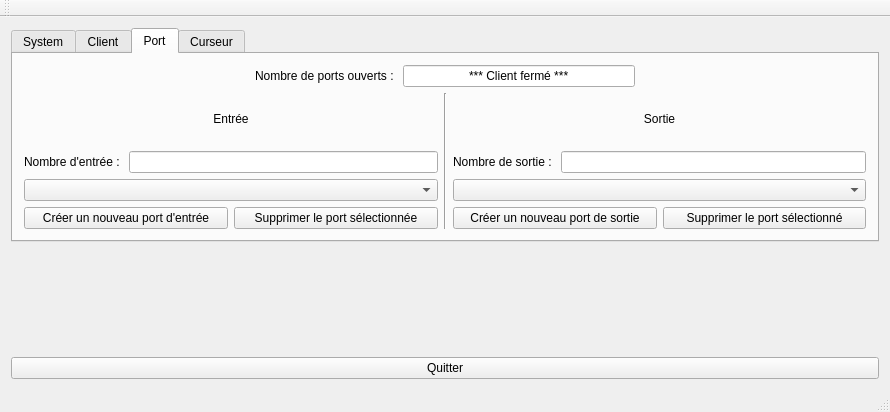
The window that mainwindow.ui (Dagal/CurseurMidi) describes before a commit, drawn with Qt 5.
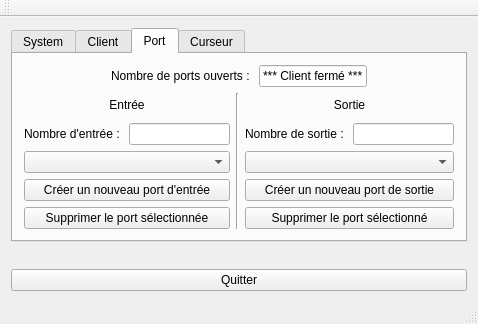
The same window after the commit. The open tabs and pages were chosen to show the change.

Patch:
```diff
--- a/mainwindow.ui
+++ b/mainwindow.ui
@@ -6,8 +6,8 @@
    <rect>
     <x>0</x>
     <y>0</y>
-    <width>890</width>
-    <height>412</height>
+    <width>478</width>
+    <height>324</height>
    </rect>
   </property>
   <property name="windowTitle">
@@ -300,8 +300,6 @@
              <widget class="QComboBox" name="inputPortComboBox"/>
             </item>
             <item>
-             <layout class="QHBoxLayout" name="buttonsInputPortLayout">
-              <item>
                <widget class="QPushButton" name="createInputPortButton">
                 <property name="text">
                  <string>Créer un nouveau port d'entrée</string>
@@ -309,6 +307,8 @@
                </widget>
               </item>
               <item>
+             <layout class="QHBoxLayout" name="buttonsInputPortLayout">
+              <item>
                <widget class="QPushButton" name="killInputPortButton">
                 <property name="text">
                  <string>Supprimer le port sélectionnée</string>
@@ -360,8 +360,6 @@
              <widget class="QComboBox" name="outputPortComboBox"/>
             </item>
             <item>
-             <layout class="QHBoxLayout" name="horizontalLayout_5">
-              <item>
                <widget class="QPushButton" name="pushButton">
                 <property name="text">
                  <string>Créer un nouveau port de sortie</string>
@@ -369,6 +367,8 @@
                </widget>
               </item>
               <item>
+             <layout class="QHBoxLayout" name="horizontalLayout_5">
+              <item>
                <widget class="QPushButton" name="pushButton_2">
                 <property name="text">
                  <string>Supprimer le port sélectionné</string>
```
Left out of the diff: 2 changed lines with no effect on the pictures. Lines whose indentation alone changed are shown as unchanged.
